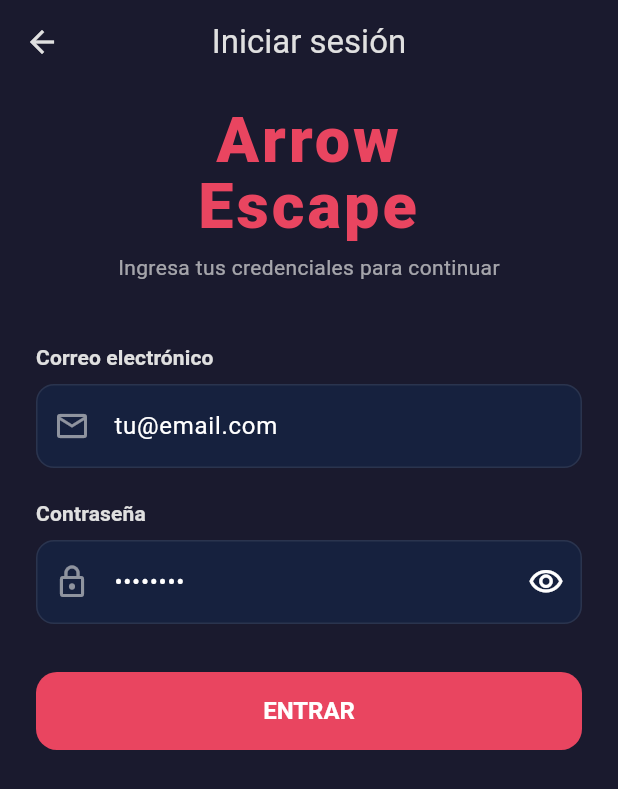
After one commit to ACifuentesH/ucab-arrowmaze-mobile, a Flutter app: the screen it shows after launch, after a tap on "INICIAR SESIÓN", on a phone screen of 412 x 824 dp. The commit adds this screen. Shown: the top 789 px of the screen. Run offline on Flutter 3.47's test engine with Material 3 defaults, Android fonts, the phone set to English and light mode, and no system bars; our stand-ins replace audioplayers, flutter_riverpod, shared_preferences.

Commit message:
feat(auth): implement login screen UI and handle api errors

```diff
--- a/lib/config/providers.dart
+++ b/lib/config/providers.dart
@@ -44,6 +44,7 @@ import 'package:arrow_maze/infrastructure/services/groq_level_generator_service.
 import 'package:arrow_maze/infrastructure/services/stopwatch_time_service.dart';
 import 'package:arrow_maze/presentation/view_models/game_view_model.dart';
 import 'package:arrow_maze/presentation/view_models/game_state.dart';
+import 'package:arrow_maze/presentation/view_models/auth/auth_view_model.dart';
 import 'package:arrow_maze/presentation/view_models/generate_level_view_model.dart';
 import 'package:arrow_maze/presentation/view_models/generate_level_state.dart';
 
@@ -198,6 +199,15 @@ final logoutUseCaseProvider = Provider<LogoutUseCase>(
   (ref) => LogoutUseCase(api: ref.read(apiClientProvider)),
 );
 
+final authViewModelProvider =
+    StateNotifierProvider<AuthViewModel, AuthState>(
+  (ref) => AuthViewModel(
+    login: ref.read(loginUseCaseProvider),
+    register: ref.read(registerUseCaseProvider),
+    logout: ref.read(logoutUseCaseProvider),
+  ),
+);
+
 final getLeaderboardUseCaseProvider = Provider<GetLeaderboardUseCase>(
   (ref) => GetLeaderboardUseCase(api: ref.read(apiClientProvider)),
 );
--- a/lib/presentation/view_models/auth/auth_view_model.dart
+++ b/lib/presentation/view_models/auth/auth_view_model.dart
@@ -1,6 +1,7 @@
 import 'package:flutter_riverpod/flutter_riverpod.dart';
 
 import 'package:arrow_maze/application/dtos/auth_user.dart';
+import 'package:arrow_maze/application/errors/api_error.dart';
 import 'package:arrow_maze/application/use_cases/auth/login_use_case.dart';
 import 'package:arrow_maze/application/use_cases/auth/logout_use_case.dart';
 import 'package:arrow_maze/application/use_cases/auth/register_use_case.dart';
@@ -21,7 +22,6 @@ class AuthState {
 /// (UnauthorizedError → sesión expirada, ConflictError → duplicados,
 /// ValidationError → errores de formulario).
 class AuthViewModel extends StateNotifier<AuthState> {
-  // ignore: unused_field
   final LoginUseCase _login;
   // ignore: unused_field
   final RegisterUseCase _register;
@@ -37,7 +37,28 @@ class AuthViewModel extends StateNotifier<AuthState> {
         _logout = logout,
         super(const AuthState());
 
-  // TODO(feature/auth): Future<void> login(String email, String password)
+  Future<void> login(String email, String password) async {
+    state = const AuthState(isLoading: true);
+
+    try {
+      final session = await _login.execute(
+        email: email.trim(),
+        password: password,
+      );
+      state = AuthState(user: session.user);
+    } on ApiError catch (e) {
+      state = AuthState(isLoading: false, errorMessage: e.message);
+    } catch (e) {
+      state = AuthState(isLoading: false, errorMessage: e.toString());
+    }
+  }
+
+  void clearError() {
+    if (state.errorMessage != null) {
+      state = AuthState(user: state.user, isLoading: state.isLoading);
+    }
+  }
+
   // TODO(feature/auth): Future<void> register(...)
   // TODO(feature/auth): Future<void> logout()
 }
--- a/lib/presentation/views/screens/home_screen.dart
+++ b/lib/presentation/views/screens/home_screen.dart
@@ -2,6 +2,7 @@ import 'package:flutter/material.dart';
 import 'package:arrow_maze/config/theme_config.dart';
 import 'package:arrow_maze/presentation/views/screens/generate_level_screen.dart';
 import 'package:arrow_maze/presentation/views/screens/level_select_screen.dart';
+import 'package:arrow_maze/presentation/views/screens/login_screen.dart';
 
 /// Pantalla de inicio: título del juego y botón de entrada.
 class HomeScreen extends StatelessWidget {
@@ -69,6 +70,24 @@ class HomeScreen extends StatelessWidget {
                 icon: const Icon(Icons.auto_awesome, size: 18),
                 label: const Text('AI LEVEL BUILDER'),
               ),
+
+              const SizedBox(height: 16),
+              TextButton(
+                onPressed: () => Navigator.push(
+                  context,
+                  MaterialPageRoute(
+                      builder: (_) => const LoginScreen()),
+                ),
+                child: Text(
+                  'INICIAR SESIÓN',
+                  style: TextStyle(
+                    color: _t.primary,
+                    fontSize: 16,
+                    fontWeight: FontWeight.bold,
+                    letterSpacing: 1.2,
+                  ),
+                ),
+              ),
             ],
           ),
         ),
--- /dev/null
+++ b/lib/presentation/views/screens/login_screen.dart
@@ -0,0 +1,266 @@
+import 'package:flutter/material.dart';
+import 'package:flutter_riverpod/flutter_riverpod.dart';
+
+import 'package:arrow_maze/config/providers.dart';
+import 'package:arrow_maze/config/theme_config.dart';
+
+/// Pantalla de inicio de sesión conectada a [AuthViewModel].
+class LoginScreen extends ConsumerStatefulWidget {
+  const LoginScreen({super.key});
+
+  @override
+  ConsumerState<LoginScreen> createState() => _LoginScreenState();
+}
+
+class _LoginScreenState extends ConsumerState<LoginScreen> {
+  static const ThemeConfig _t = ThemeConfig.dark;
+
+  final _formKey = GlobalKey<FormState>();
+  final _emailController = TextEditingController();
+  final _passwordController = TextEditingController();
+  bool _obscurePassword = true;
+
+  @override
+  void dispose() {
+    _emailController.dispose();
+    _passwordController.dispose();
+    super.dispose();
+  }
+
+  Future<void> _submit() async {
+    ref.read(authViewModelProvider.notifier).clearError();
+    if (!(_formKey.currentState?.validate() ?? false)) return;
+
+    await ref.read(authViewModelProvider.notifier).login(
+          _emailController.text,
+          _passwordController.text,
+        );
+  }
+
+  @override
+  Widget build(BuildContext context) {
+    final auth = ref.watch(authViewModelProvider);
+
+    ref.listen(authViewModelProvider, (previous, next) {
+      if (next.isAuthenticated && !(previous?.isAuthenticated ?? false)) {
+        Navigator.of(context).pop(true);
+      }
+    });
+
+    return Scaffold(
+      backgroundColor: _t.background,
+      appBar: AppBar(
+        backgroundColor: Colors.transparent,
+        elevation: 0,
+        foregroundColor: _t.hudText,
+        title: const Text('Iniciar sesión'),
+        centerTitle: true,
+      ),
+      body: SafeArea(
+        child: SingleChildScrollView(
+          padding: const EdgeInsets.symmetric(horizontal: 24, vertical: 16),
+          child: Form(
+            key: _formKey,
+            child: Column(
+              crossAxisAlignment: CrossAxisAlignment.stretch,
+              children: [
+                Text(
+                  'Arrow\nEscape',
+                  textAlign: TextAlign.center,
+                  style: TextStyle(
+                    fontSize: 42,
+                    fontWeight: FontWeight.w900,
+                    color: _t.primary,
+                    height: 1.05,
+                    letterSpacing: 2,
+                  ),
+                ),
+                const SizedBox(height: 8),
+                Text(
+                  'Ingresa tus credenciales para continuar',
+                  textAlign: TextAlign.center,
+                  style: TextStyle(
+                    fontSize: 14,
+                    color: _t.hudText.withValues(alpha: 0.7),
+                  ),
+                ),
+                const SizedBox(height: 40),
+                const _SectionLabel('Correo electrónico'),
+                const SizedBox(height: 8),
+                TextFormField(
+                  controller: _emailController,
+                  keyboardType: TextInputType.emailAddress,
+                  textInputAction: TextInputAction.next,
+                  autocorrect: false,
+                  enabled: !auth.isLoading,
+                  decoration: _inputDecoration(
+                    hintText: 'tu@email.com',
+                    prefixIcon: Icons.mail_outline,
+                  ),
+                  validator: (value) {
+                    final trimmed = value?.trim() ?? '';
+                    if (trimmed.isEmpty) return 'Ingresa tu correo';
+                    if (!trimmed.contains('@')) {
+                      return 'Correo electrónico inválido';
+                    }
+                    return null;
+                  },
+                  onChanged: (_) =>
+                      ref.read(authViewModelProvider.notifier).clearError(),
+                ),
+                const SizedBox(height: 20),
+                const _SectionLabel('Contraseña'),
+                const SizedBox(height: 8),
+                TextFormField(
+                  controller: _passwordController,
+                  obscureText: _obscurePassword,
+                  textInputAction: TextInputAction.done,
+                  enabled: !auth.isLoading,
+                  decoration: _inputDecoration(
+                    hintText: '••••••••',
+                    prefixIcon: Icons.lock_outline,
+                    suffixIcon: IconButton(
+                      icon: Icon(
+                        _obscurePassword
+                            ? Icons.visibility_outlined
+                            : Icons.visibility_off_outlined,
+                      ),
+                      onPressed: auth.isLoading
+                          ? null
+                          : () => setState(
+                                () => _obscurePassword = !_obscurePassword,
+                              ),
+                    ),
+                  ),
+                  validator: (value) {
+                    if (value == null || value.isEmpty) {
+                      return 'Ingresa tu contraseña';
+                    }
+                    return null;
+                  },
+                  onFieldSubmitted: (_) => _submit(),
+                  onChanged: (_) =>
+                      ref.read(authViewModelProvider.notifier).clearError(),
+                ),
+                if (auth.errorMessage != null) ...[
+                  const SizedBox(height: 20),
+                  _ErrorBanner(message: auth.errorMessage!),
+                ],
+                const SizedBox(height: 32),
+                SizedBox(
+                  height: 52,
+                  child: FilledButton(
+                    style: FilledButton.styleFrom(
+                      backgroundColor: _t.primary,
+                      foregroundColor: _t.onPrimary,
+                      disabledBackgroundColor:
+                          _t.primary.withValues(alpha: 0.5),
+                      textStyle: const TextStyle(
+                        fontSize: 16,
+                        fontWeight: FontWeight.bold,
+                      ),
+                      shape: RoundedRectangleBorder(
+                        borderRadius: BorderRadius.circular(14),
+                      ),
+                    ),
+                    onPressed: auth.isLoading ? null : _submit,
+                    child: auth.isLoading
+                        ? const SizedBox(
+                            width: 22,
+                            height: 22,
+                            child: CircularProgressIndicator(
+                              strokeWidth: 2,
+                              color: Colors.white,
+                            ),
+                          )
+                        : const Text('ENTRAR'),
+                  ),
+                ),
+              ],
+            ),
+          ),
+        ),
+      ),
+    );
+  }
+
+  InputDecoration _inputDecoration({
+    required String hintText,
+    required IconData prefixIcon,
+    Widget? suffixIcon,
+  }) {
+    return InputDecoration(
+      hintText: hintText,
+      filled: true,
+      fillColor: _t.boardBackground,
+      prefixIcon: Icon(prefixIcon, color: _t.hudText.withValues(alpha: 0.6)),
+      suffixIcon: suffixIcon,
+      border: OutlineInputBorder(
+        borderRadius: BorderRadius.circular(12),
+        borderSide: BorderSide.none,
+      ),
+      enabledBorder: OutlineInputBorder(
+        borderRadius: BorderRadius.circular(12),
+        borderSide: BorderSide(
+          color: _t.hudText.withValues(alpha: 0.1),
+        ),
+      ),
+      focusedBorder: OutlineInputBorder(
+        borderRadius: BorderRadius.circular(12),
+        borderSide: BorderSide(color: _t.primary.withValues(alpha: 0.8)),
+      ),
+      errorBorder: OutlineInputBorder(
+        borderRadius: BorderRadius.circular(12),
+        borderSide: BorderSide(color: Colors.red.withValues(alpha: 0.6)),
+      ),
+    );
+  }
+}
+
+class _SectionLabel extends StatelessWidget {
+  final String text;
+
+  const _SectionLabel(this.text);
+
+  @override
+  Widget build(BuildContext context) {
+    return Text(
+      text,
+      style: Theme.of(context).textTheme.titleSmall?.copyWith(
+            fontWeight: FontWeight.w600,
+            color: ThemeConfig.dark.hudText,
+          ),
+    );
+  }
+}
+
+class _ErrorBanner extends StatelessWidget {
+  final String message;
+
+  const _ErrorBanner({required this.message});
+
+  @override
+  Widget build(BuildContext context) {
+    return Container(
+      padding: const EdgeInsets.all(16),
+      decoration: BoxDecoration(
+        color: Colors.red.withValues(alpha: 0.15),
+        borderRadius: BorderRadius.circular(12),
+        border: Border.all(color: Colors.red.withValues(alpha: 0.4)),
+      ),
+      child: Row(
+        crossAxisAlignment: CrossAxisAlignment.start,
+        children: [
+          const Icon(Icons.error_outline, color: Colors.red, size: 20),
+          const SizedBox(width: 12),
+          Expanded(
+            child: Text(
+              message,
+              style: const TextStyle(color: Colors.red, fontSize: 13),
+            ),
+          ),
+        ],
+      ),
+    );
+  }
+}
```
